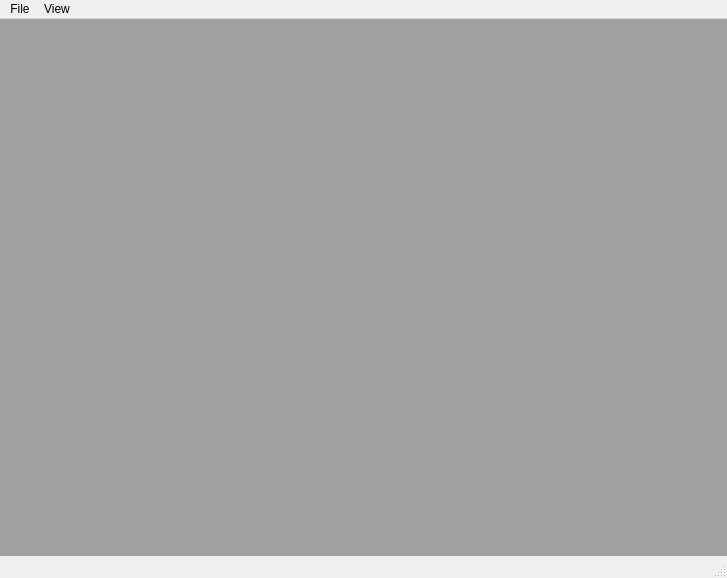
The window that python_code/view/UI_pycams.ui (AhmetCemalO/NeuCams) describes before a commit, drawn with Qt 5.
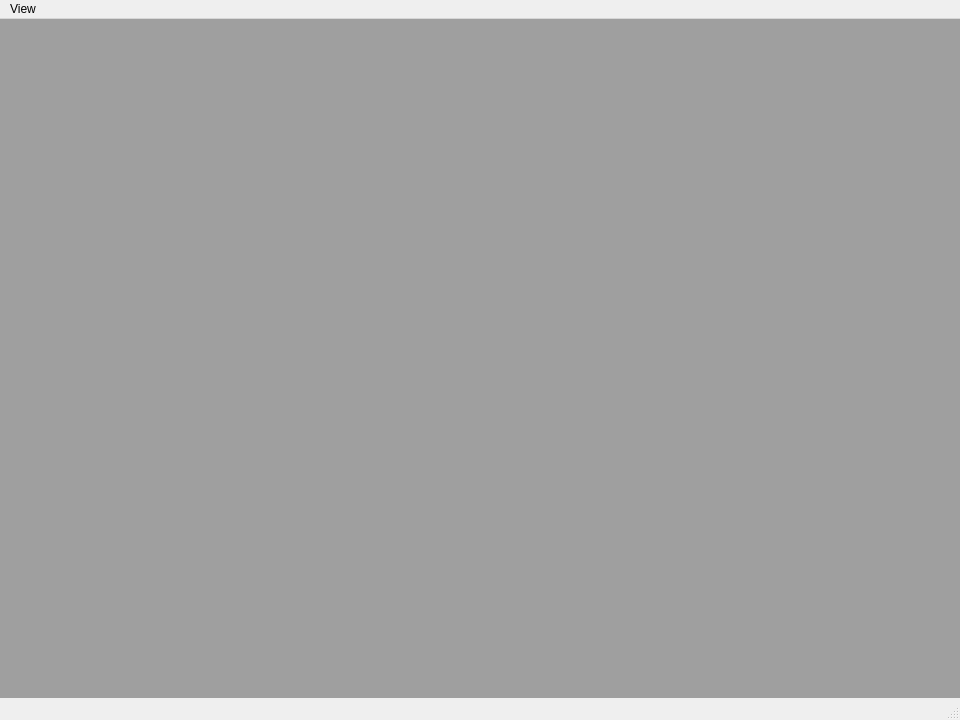
The same window after the commit.

```diff
--- a/python_code/view/UI_pycams.ui
+++ b/python_code/view/UI_pycams.ui
@@ -6,15 +6,15 @@
    <rect>
     <x>0</x>
     <y>0</y>
-    <width>727</width>
-    <height>578</height>
+    <width>960</width>
+    <height>720</height>
    </rect>
   </property>
   <property name="windowTitle">
    <string>NeuCams</string>
   </property>
   <widget class="QWidget" name="centralwidget">
-   <layout class="QHBoxLayout" name="horizontalLayout">
+   <layout class="QGridLayout" name="gridLayout">
     <property name="leftMargin">
      <number>0</number>
     </property>
@@ -27,12 +27,11 @@
     <property name="bottomMargin">
      <number>0</number>
     </property>
-    <item>
+    <item row="0" column="0">
      <widget class="QMdiArea" name="mdiArea"/>
     </item>
    </layout>
   </widget>
-  <widget class="QStatusBar" name="statusbar"/>
   <widget class="QMenuBar" name="menubar">
    <property name="geometry">
     <rect>
@@ -42,11 +41,6 @@
      <height>21</height>
     </rect>
    </property>
-   <widget class="QMenu" name="menuFile">
-    <property name="title">
-     <string>File</string>
-    </property>
-   </widget>
    <widget class="QMenu" name="menuView">
     <property name="title">
      <string>View</string>
@@ -57,10 +51,20 @@
     <addaction name="actionCascade_View"/>
     <addaction name="actionTile_View"/>
    </widget>
-   <addaction name="menuFile"/>
    <addaction name="menuView"/>
   </widget>
-  <action name="actionSubwindow_View">
+  <widget class="QStatusBar" name="statusbar"/>
+  <action name="actionCascade">
+   <property name="text">
+    <string>Cascade View</string>
+   </property>
+  </action>
+  <action name="actionTiled">
+   <property name="text">
+    <string>Tiled View</string>
+   </property>
+  </action>
+  <action name="actionSubwindow">
    <property name="text">
     <string>Subwindow View</string>
    </property>
```
Left out of the diff: 24 changed lines with no effect on the pictures.
